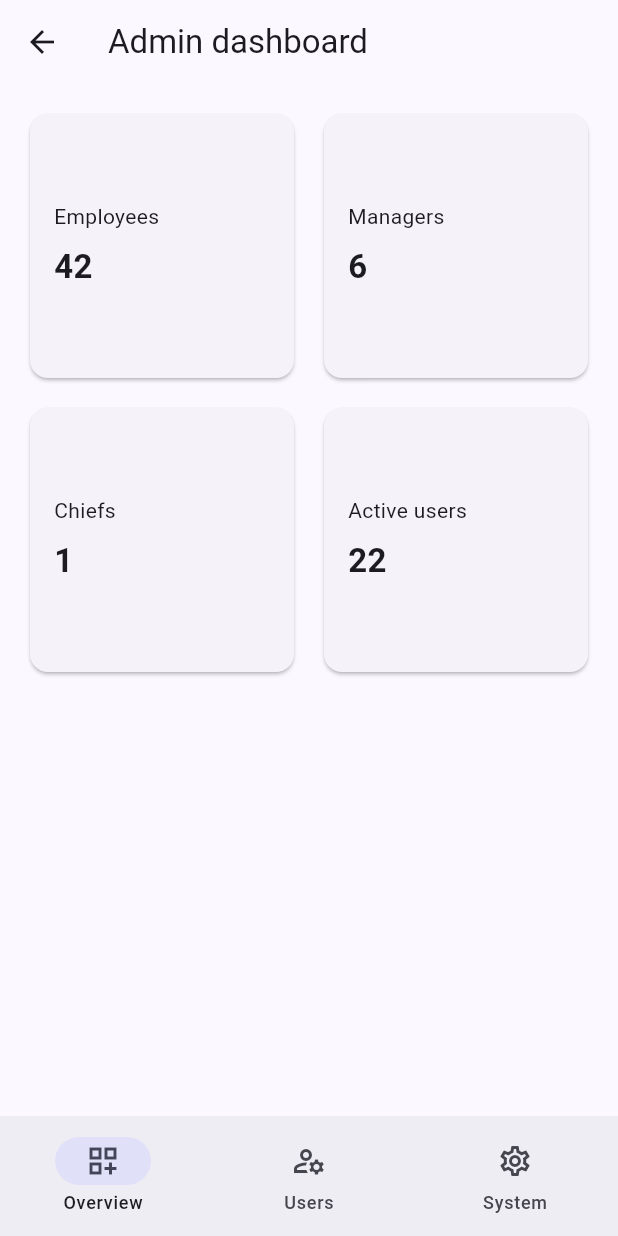
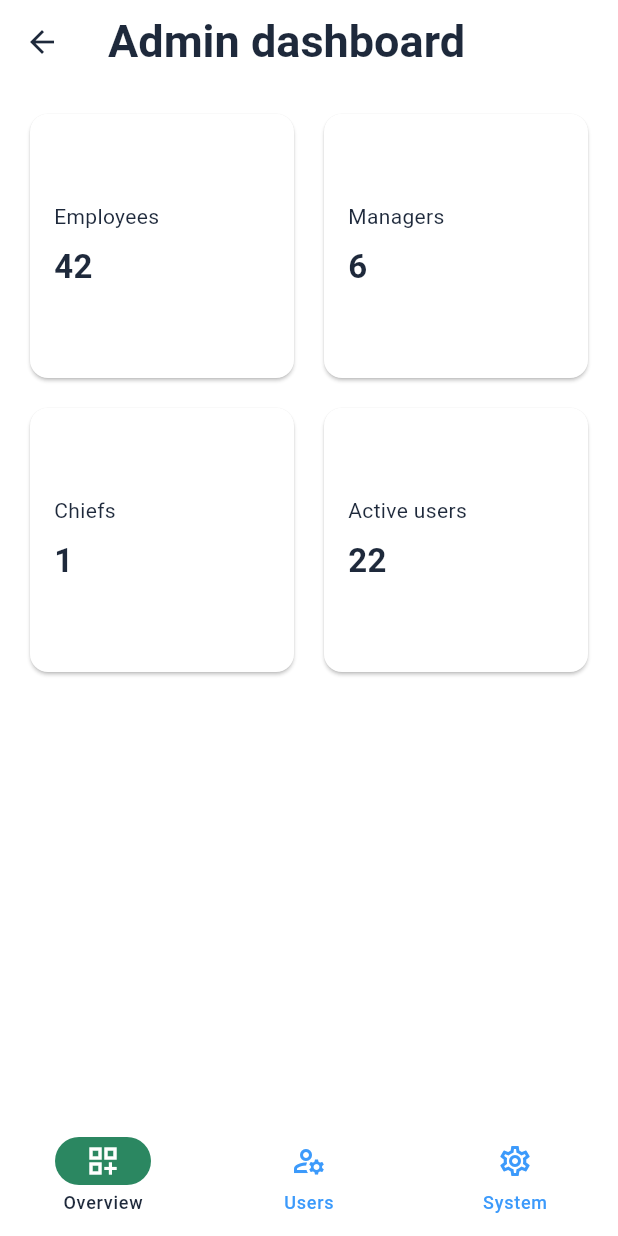
Before and after one commit to michikuni/company_connect_mobile, a Flutter app: the AdminDashboard screen opened directly, on a phone screen of 412 x 824 dp. Run offline on Flutter 3.47's test engine with Material 3 defaults, Android fonts, the phone set to English and light mode, and no system bars; our stand-ins replace dio, flutter_bloc, formz, fpdart, get_it, go_router and 2 more; Roboto replaces fonts that are missing (Gabarito).

Commit message:
Feat: Define app theme & created signin screen, custom text input, primary button

```diff
--- a/lib/core/constants/router_path.dart
+++ b/lib/core/constants/router_path.dart
@@ -1,7 +1,7 @@
 class RouterPath {
-  static const homeRouterPath = '/';
+  static const employeeRouterPath = '/employee';
   static const adminRouterPath = '/admin';
   static const chiefRouterPath = '/chief';
   static const managerRouterPath = '/manager';
-
+  static const signinRouterPath = '/signin';
 }
--- a/lib/core/router/app_router.dart
+++ b/lib/core/router/app_router.dart
@@ -5,14 +5,18 @@ import 'package:mp_corporation_app/core/di/injection.dart';
 import 'package:mp_corporation_app/domain/usecases/get_employee.dart';
 import 'package:mp_corporation_app/presentation/bloc/employee/employee_bloc.dart';
 import 'package:mp_corporation_app/presentation/bloc/employee/employee_event.dart';
+import 'package:mp_corporation_app/presentation/screens/admin/admin_dashboard.dart';
+import 'package:mp_corporation_app/presentation/screens/chief/chief_dashboard.dart';
 import 'package:mp_corporation_app/presentation/screens/employee/employee_dashboard.dart';
+import 'package:mp_corporation_app/presentation/screens/manager/manager_dashboard.dart';
+import 'package:mp_corporation_app/presentation/screens/signin/signin.dart';
 
 class AppRouter {
   static final GoRouter appRouter = GoRouter(
-    initialLocation: RouterPath.homeRouterPath,
+    initialLocation: RouterPath.signinRouterPath,
     routes: [
       GoRoute(
-        path: RouterPath.homeRouterPath,
+        path: RouterPath.employeeRouterPath,
         builder: (context, state) => BlocProvider(
           create: (_) =>
               EmployeeBloc(getEmployee: getIt<GetEmployeeUseCase>())
@@ -20,6 +24,19 @@ class AppRouter {
           child: const EmployeeDashboard(),
         ),
       ),
+      GoRoute(
+        path: RouterPath.adminRouterPath,
+        builder: (context, state) => const AdminDashboard(),
+      ),
+      GoRoute(
+        path: RouterPath.chiefRouterPath,
+        builder: (context, state) => const ChiefDashboard(),
+      ),
+      GoRoute(
+        path: RouterPath.managerRouterPath,
+        builder: (context, state) => const ManagerDashboard(),
+      ),
+      GoRoute(path: RouterPath.signinRouterPath, builder: (context, state) => const SigninScreen(),)
     ],
   );
 }
--- /dev/null
+++ b/lib/core/theme/color_theme.dart
@@ -0,0 +1,18 @@
+import 'package:flutter/material.dart';
+
+class CustomColorTheme {
+  static ColorScheme colorScheme = ColorScheme(
+    brightness: Brightness.light,
+    primary: Color(0xFF1D1D1D),
+    onPrimary: Color(0xFFFFFFFF),
+    secondary: Color(0xFF2B8761),
+    onSecondary: Color(0xFFFFFFFF),
+    error: Color(0xFFD12E34),
+    onError: Color(0xFFFFFFFF),
+    surface: Color(0xFFFFFFFF),
+    onSurface: Color(0xFF1E293B),
+    secondaryFixedDim: Color(0xFF94A3B8),
+    outline: Color(0xFFE2E8F0),
+    onSurfaceVariant: Color(0xFF3C9AFB)
+  );
+}
--- a/lib/main.dart
+++ b/lib/main.dart
@@ -1,6 +1,7 @@
 import 'package:flutter/material.dart';
 import 'package:mp_corporation_app/core/di/injection.dart';
 import 'package:mp_corporation_app/core/router/app_router.dart';
+import 'package:mp_corporation_app/core/theme/app_theme.dart';
 
 void main() {
   configureDependencies();
@@ -13,10 +14,7 @@ class CompanyConnectApp extends StatelessWidget {
   @override
   Widget build(BuildContext context) {
     return MaterialApp.router(
-      theme: ThemeData(
-        colorScheme: ColorScheme.fromSeed(seedColor: Colors.indigo),
-        useMaterial3: true,
-      ),
+      theme: AppTheme.lightTheme,
       routerConfig: AppRouter.appRouter,
     );
   }
--- a/pubspec.yaml
+++ b/pubspec.yaml
@@ -17,6 +17,7 @@ dependencies:
   go_router: ^17.1.0
   fpdart: ^1.2.0
   formz: ^0.8.0
+  google_fonts: ^8.0.1
 
 dev_dependencies:
   flutter_test:
```
Also changed, not shown: lib/core/theme/app_theme.dart (added, +13 -0 lines), lib/core/theme/text_theme.dart (added, +34 -0 lines), lib/presentation/screens/signin/signin.dart (added, +90 -0 lines), lib/presentation/widgets/primary_button.dart (added, +22 -0 lines), lib/presentation/widgets/text_input.dart (added, +22 -0 lines), pubspec.lock.
